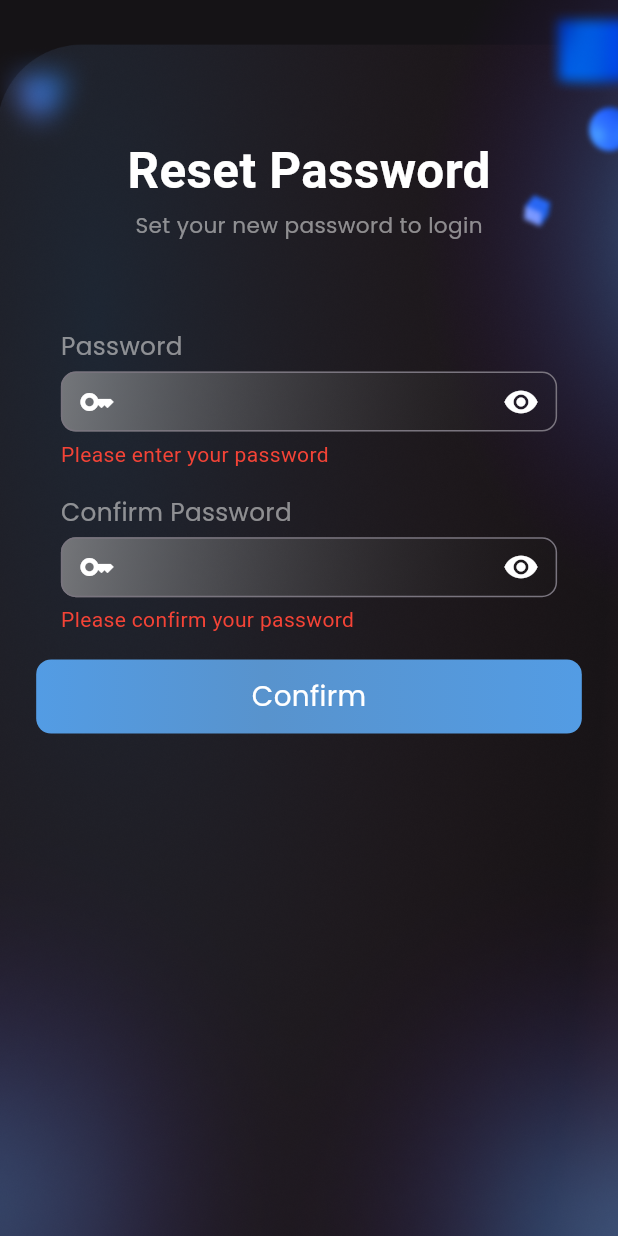
After one commit to AbdulAhadUsman/fastpool-fe, a Flutter app: the Resetpassword screen opened directly, after a tap on "Confirm", on a phone screen of 412 x 824 dp. The commit adds this screen. Run offline on Flutter 3.47's test engine with Material 3 defaults, Android fonts, the phone set to English and light mode, and no system bars; our stand-ins replace flutter_svg; Roboto replaces fonts that are missing (Proza Libre); project files that could hold a hidden picture were left out.

Commit message:
add reset password page

```diff
--- a/lib/components/signupBackground.dart
+++ b/lib/components/signupBackground.dart
@@ -7,7 +7,7 @@ class Signupbackground extends StatelessWidget {
   @override
   Widget build(BuildContext context) {
     return Container(
-      child: SvgPicture.asset("lib/images/signup.svg", fit: BoxFit.cover),
+      child: SvgPicture.asset("assets/images/signup.svg", fit: BoxFit.cover),
     );
   }
 }
--- /dev/null
+++ b/lib/pages/resetPassword.dart
@@ -0,0 +1,190 @@
+import 'package:fastpool_fe/components/colors.dart';
+import 'package:fastpool_fe/components/my_textField.dart';
+import 'package:fastpool_fe/pages/signup.dart';
+import 'package:fastpool_fe/pages/forgotPassword.dart';
+import 'package:fastpool_fe/pages/verifyAccount.dart';
+import 'package:flutter/gestures.dart';
+import 'package:flutter/material.dart';
+import 'package:flutter_svg/flutter_svg.dart';
+
+class Resetpassword extends StatefulWidget {
+  const Resetpassword({super.key});
+
+  @override
+  State<Resetpassword> createState() => _ResetPasswordState();
+}
+
+class _ResetPasswordState extends State<Resetpassword> {
+  final _formKey = GlobalKey<FormState>();
+  final emailController = TextEditingController();
+  final usernameController = TextEditingController();
+  final phoneController = TextEditingController();
+  final passwordController = TextEditingController();
+  final confirmPasswordController = TextEditingController();
+
+  @override
+  Widget build(BuildContext context) {
+    double screenHeight = MediaQuery.of(context).size.height;
+    double screenWidth = MediaQuery.of(context).size.width;
+    bool isValidPassword = false;
+    bool isValidConfirmPassword = false;
+    return Container(
+        decoration: const BoxDecoration(
+          image: DecorationImage(
+            image: AssetImage('assets/images/forgotPassword.png'),
+            fit: BoxFit.cover,
+          ),
+        ),
+        child: Scaffold(
+            backgroundColor: Colors.transparent,
+            body: SingleChildScrollView(
+                // padding: EdgeInsets.symmetric(horizontal: 20),
+                child: Form(
+              key: _formKey,
+              child: Padding(
+                padding: EdgeInsets.symmetric(horizontal: 20),
+                child: Column(
+                  children: [
+                    Padding(
+                      padding: EdgeInsets.only(top: 90),
+                      child: Row(
+                        mainAxisAlignment:
+                            MainAxisAlignment.center, // Center the text
+                        children: [
+                          Text(
+                            "Reset Password",
+                            style: TextStyle(
+                              color: Colors.white,
+                              fontSize: MediaQuery.of(context).size.width *
+                                  0.08, // Dynamic font size
+                              fontWeight: FontWeight.bold,
+                              fontFamily: 'Proza Libre',
+                            ),
+                            maxLines: 1,
+                            overflow: TextOverflow.ellipsis,
+                            softWrap: false,
+                          ),
+                        ],
+                      ),
+                    ),
+                    SizedBox(
+                      height: 3,
+                    ),
+                    Text('Set your new password to login',
+                        style: TextStyle(
+                          color: AppColors.textColor,
+                          fontSize: screenWidth * 0.035,
+                          fontFamily: 'Poppins',
+                        )),
+                    SizedBox(height: screenHeight * 0.04),
+
+                    SizedBox(height: screenHeight * 0.03),
+                    Padding(
+                      padding:
+                          EdgeInsets.symmetric(horizontal: screenWidth * 0.05),
+                      child: MyTextField(
+                        controller: passwordController,
+                        hintText: 'Password',
+                        obscureText: true,
+                        hasPrefixIcon: true,
+                        prefixIcon: Icon(Icons.key, color: Colors.white),
+                        hasSuffixIconButton: true,
+                        suffixIconButton: IconButton(
+                          icon: Icon(Icons.visibility, color: Colors.white),
+                          onPressed: () {
+                            setState(() {
+                              passwordController.text = passwordController.text;
+                            });
+                          },
+                        ),
+                        validator: (value) {
+                          if (value == null || value.isEmpty) {
+                            return 'Please enter your password';
+                          }
+                          if (value.length < 6) {
+                            return 'Password must be at least 6 characters long';
+                          }
+                          isValidPassword = true;
+                          return null;
+                        },
+                      ),
+                    ),
+                    SizedBox(height: screenHeight * 0.02),
+                    // adding the confirm password text field
+                    Padding(
+                      padding:
+                          EdgeInsets.symmetric(horizontal: screenWidth * 0.05),
+                      child: MyTextField(
+                        controller: confirmPasswordController,
+                        hintText: 'Confirm Password',
+                        obscureText: true,
+                        hasPrefixIcon: true,
+                        prefixIcon: Icon(Icons.key, color: Colors.white),
+                        hasSuffixIconButton: true,
+                        suffixIconButton: IconButton(
+                          icon: Icon(Icons.visibility, color: Colors.white),
+                          onPressed: () {
+                            setState(() {
+                              confirmPasswordController.text =
+                                  confirmPasswordController.text;
+                            });
+                          },
+                        ),
+                        validator: (value) {
+                          if (value == null || value.isEmpty) {
+                            return 'Please confirm your password';
+                          }
+                          if (value != passwordController.text) {
+                            return 'Passwords do not match';
+                          }
+                          isValidConfirmPassword = true;
+                          return null;
+                        },
+                      ),
+                    ),
+                    SizedBox(height: screenHeight * 0.02),
+                    GestureDetector(
+                      onTap: () {
+                        if (_formKey.currentState!.validate()) {
+                          print("Before Validation: ${_formKey.currentState}");
+                          print("Login");
+                          bool check = _formKey.currentState!.validate();
+                          print(check);
+                          // return;
+                          if (isValidPassword) {
+                            Navigator.pushReplacement(
+                              context,
+                              MaterialPageRoute(builder: (context) => SignUp()),
+                            );
+                          }
+                        }
+                      },
+                      child: Container(
+                        height: screenHeight * 0.06,
+                        margin: EdgeInsets.symmetric(
+                            horizontal: screenWidth * 0.01),
+                        padding: EdgeInsets.symmetric(
+                            horizontal: screenWidth * 0.03),
+                        decoration: BoxDecoration(
+                          gradient: LinearGradient(
+                              colors: AppColors.buttonColor,
+                              stops: AppColors.gradientStops),
+                          borderRadius: BorderRadius.circular(10),
+                        ),
+                        child: Center(
+                          child: Text(
+                            "Confirm",
+                            style: TextStyle(
+                                color: Colors.white,
+                                fontSize: screenWidth * 0.045,
+                                fontFamily: 'Poppins'),
+                          ),
+                        ),
+                      ),
+                    ),
+                  ],
+                ),
+              ),
+            ))));
+  }
+}
```
Also changed, not shown: lib/pages/forgotPassword.dart (+13 -8 lines), lib/pages/login.dart (+15 -1 lines), lib/pages/signup.dart (+24 -1 lines).
